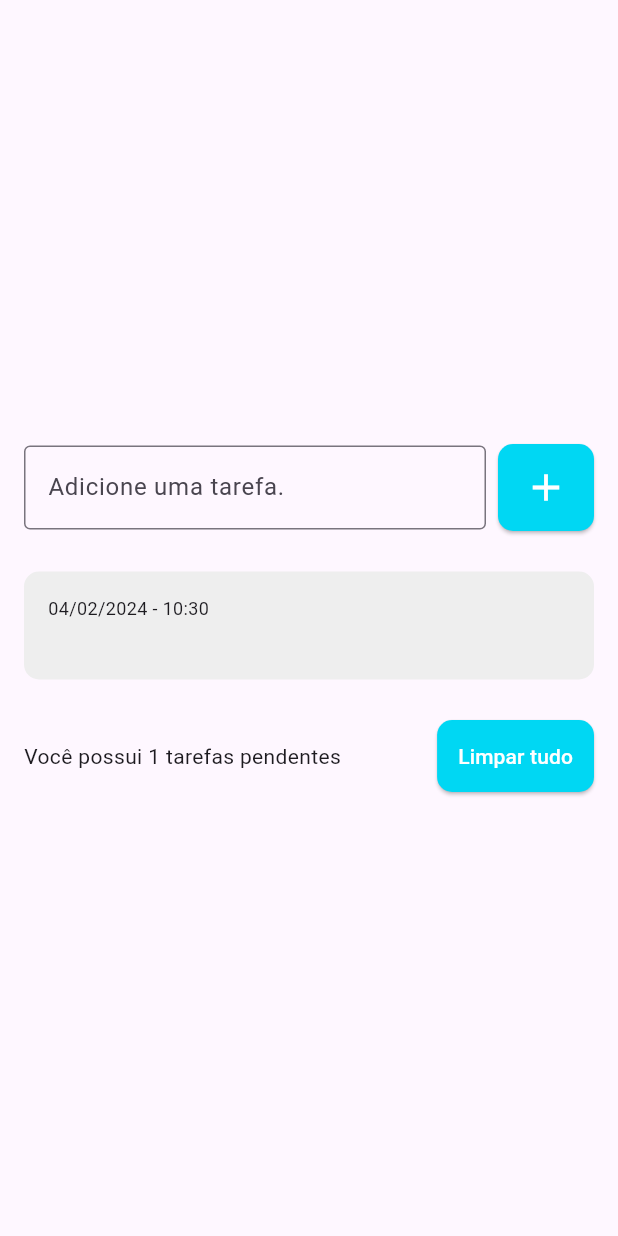
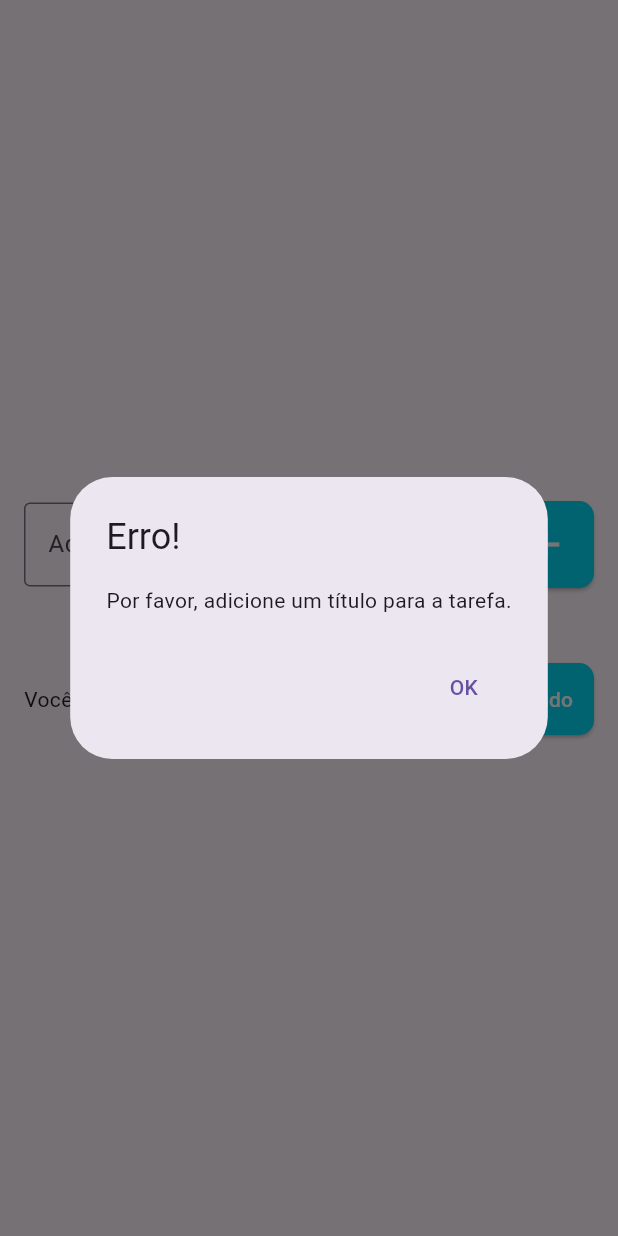
Before and after one commit to William-Schwarz/Lista-de-Tarefas, a Flutter app: the screen it shows after launch, after a tap on the "add" icon, on a phone screen of 412 x 824 dp. Run offline on Flutter 3.47's test engine with Material 3 defaults, Android fonts, the phone set to English and light mode, and no system bars; drawn by our look-alikes of flutter_slidable.

Commit message:
class todo adjustments

```diff
--- a/lista_tarefas/lib/models/todo.dart
+++ b/lista_tarefas/lib/models/todo.dart
@@ -1,6 +1,17 @@
+import 'package:intl/intl.dart';
+
 class Todo {
-  Todo({required this.title, required this.dateTime});
+  Todo({required this.title, required DateTime dateTime})
+      : dateTime = dateTime.toLocal();
 
   String title;
   DateTime dateTime;
+
+  String formattedDateTime() {
+    return DateFormat('dd/MM/yyyy - HH:mm').format(dateTime);
+  }
+
+  bool isValid() {
+    return title.isNotEmpty;
+  }
 }
--- a/lista_tarefas/lib/pages/todo_list_page.dart
+++ b/lista_tarefas/lib/pages/todo_list_page.dart
@@ -46,6 +46,7 @@ class _ListaTarefasPageState extends State<ListaTarefasPage> {
                     ElevatedButton(
                       onPressed: () {
                         String text = todoController.text;
+                        if (text.isNotEmpty) {
                           setState(() {
                             Todo newTodo = Todo(
                               title: text,
@@ -54,6 +55,22 @@ class _ListaTarefasPageState extends State<ListaTarefasPage> {
                             todos.add(newTodo);
                           });
                           todoController.clear();
+                        } else {
+                          showDialog(
+                            context: context,
+                            builder: (context) => AlertDialog(
+                              title: const Text('Erro!'),
+                              content: const Text(
+                                  'Por favor, adicione um título para a tarefa.'),
+                              actions: [
+                                TextButton(
+                                  onPressed: () => Navigator.pop(context),
+                                  child: const Text('OK'),
+                                ),
+                              ],
+                            ),
+                          );
+                        }
                       },
                       style: ElevatedButton.styleFrom(
                         shape: RoundedRectangleBorder(
--- a/lista_tarefas/lib/widgets/todo_list_item.dart
+++ b/lista_tarefas/lib/widgets/todo_list_item.dart
@@ -1,6 +1,5 @@
 import 'package:flutter/material.dart';
 import 'package:flutter_slidable/flutter_slidable.dart';
-import 'package:intl/intl.dart';
 import 'package:lista_tarefas/models/todo.dart';
 
 class TodoListItem extends StatelessWidget {
@@ -44,7 +43,7 @@ class TodoListItem extends StatelessWidget {
             crossAxisAlignment: CrossAxisAlignment.stretch,
             children: [
               Text(
-                DateFormat('dd/MM/yyy - HH:mm').format(todo.dateTime),
+                todo.formattedDateTime(),
                 style: const TextStyle(
                   fontSize: 12,
                 ),
```
Lines whose indentation alone changed are shown as unchanged.
